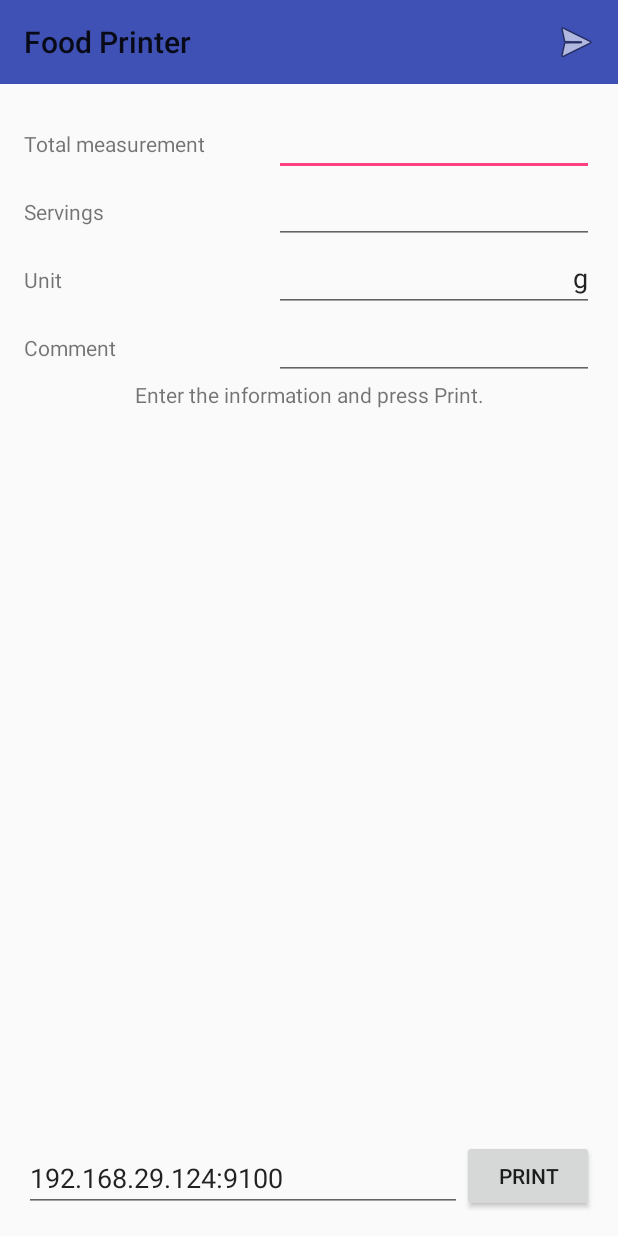
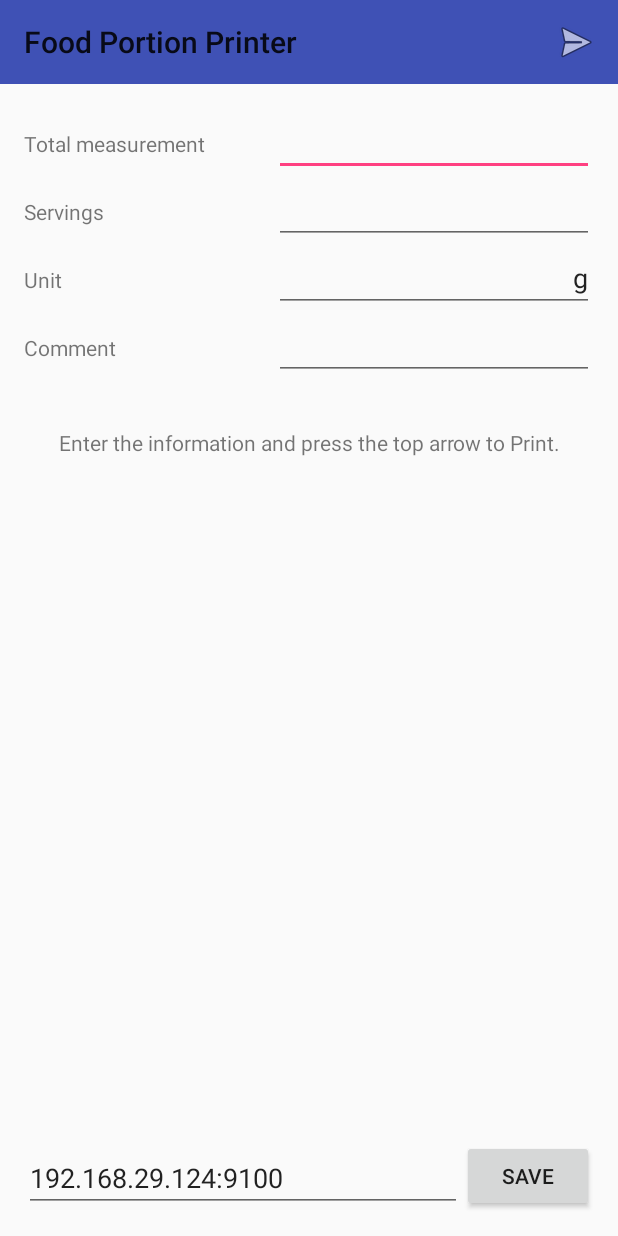
Before and after one commit to alpharesearch/AndroidPrinter, an Android app: the screen it shows after launch (MainActivity), on a phone screen of 412 x 824 dp. Run offline under Robolectric (Android 15) with nearby library versions, the phone set to English and light mode, and no system bars.

Commit message:
add option to save IP add Deutsch

```diff
--- a/FoodPrinter/app/build.gradle
+++ b/FoodPrinter/app/build.gradle
@@ -7,8 +7,8 @@ android {
         applicationId "de.alpharesearch.printer"
         minSdkVersion 15
         targetSdkVersion 22
-        versionCode 2
-        versionName "1.0.2"
+        versionCode 3
+        versionName '1.0.3'
         testInstrumentationRunner "android.support.test.runner.AndroidJUnitRunner"
     }
     buildTypes {
--- a/FoodPrinter/app/src/main/java/de/alpharesearch/printer/TcpClient.java
+++ b/FoodPrinter/app/src/main/java/de/alpharesearch/printer/TcpClient.java
@@ -10,6 +10,8 @@ import java.io.PrintWriter;
 import java.net.InetAddress;
 import java.net.InetSocketAddress;
 import java.net.Socket;
+import java.nio.charset.Charset;
+import java.nio.charset.StandardCharsets;
 
 /**
  * Created by markus on 2/6/17.
@@ -51,7 +53,7 @@ public class TcpClient {
     public void sendMessage(String message) {
         Log.e("TCP Client", "C: Sending..."+message);
         if (mBufferOut != null && !mBufferOut.checkError()) {
-            mBufferOut.println(message);
+            mBufferOut.println(message.getBytes(Charset.forName("US-ASCII")));
             mBufferOut.flush();
         }
     }
--- a/FoodPrinter/app/src/main/res/layout/activity_main.xml
+++ b/FoodPrinter/app/src/main/res/layout/activity_main.xml
@@ -35,7 +35,8 @@
             android:layout_alignParentEnd="true"
             android:id="@+id/editText_Size"
             android:singleLine="true"
-            android:textAlignment="viewEnd" />
+            android:textAlignment="viewEnd"
+            android:layout_gravity="end" />
 
         <EditText
             android:layout_width="wrap_content"
@@ -47,7 +48,8 @@
             android:layout_alignParentRight="true"
             android:layout_alignParentEnd="true"
             android:singleLine="true"
-            android:textAlignment="viewEnd" />
+            android:textAlignment="viewEnd"
+            android:layout_gravity="end"/>
 
         <EditText
             android:layout_width="wrap_content"
@@ -60,6 +62,7 @@
             android:id="@+id/editText_Unit"
             android:singleLine="true"
             android:textAlignment="viewEnd"
+            android:layout_gravity="end"
             android:text="g" />
 
         <TextView
@@ -107,12 +110,12 @@
             android:layout_alignEnd="@+id/textView2" />
 
         <Button
-            android:text="@string/Print"
+            android:text="@string/Save"
             android:layout_width="wrap_content"
             android:layout_height="wrap_content"
             android:id="@+id/button1"
             android:elevation="1dp"
-            android:onClick="Print"
+            android:onClick="SaveIP"
             android:layout_alignParentBottom="true"
             android:layout_alignParentRight="true"
             android:layout_alignParentEnd="true" />
@@ -121,7 +124,7 @@
             android:layout_width="wrap_content"
             android:layout_height="wrap_content"
             android:inputType="textPersonName"
-            android:text="192.168.29.124:9100"
+            android:text="@string/defaultIP"
             android:ems="10"
             android:id="@+id/editTextIP"
             android:layout_alignParentBottom="true"
--- a/FoodPrinter/app/src/main/res/menu/menu.xml
+++ b/FoodPrinter/app/src/main/res/menu/menu.xml
@@ -4,7 +4,7 @@
     <item
         android:id="@+id/miProfile"
         app:showAsAction="ifRoom|withText"
-        android:title="@string/Print"
+        android:title="@string/Save"
         android:visible="true"
         android:enabled="true"
         android:checkable="false"
--- a/FoodPrinter/app/src/main/res/values/strings.xml
+++ b/FoodPrinter/app/src/main/res/values/strings.xml
@@ -1,9 +1,12 @@
 <resources>
-    <string name="app_name">Food Printer</string>
-    <string name="Print">Print</string>
+    <string name="app_name">Food Portion Printer</string>
+    <string name="Save">Save</string>
     <string name="Total_measurement">Total measurement</string>
     <string name="Servings">Servings</string>
     <string name="Unit">Unit</string>
     <string name="Comment">Comment</string>
-    <string name="Enter_the_information_and_press_Print">Enter the information and press Print.</string>
+    <string name="Info_text">\n\nEnter the information and press the top arrow to Print.</string>
+    <string name="Portion_Information">Portion Information</string>
+    <string name="Portion_Size">Portion Size</string>
+    <string name="defaultIP" translatable="false">192.168.29.124:9100</string>
 </resources>
```
Also changed, not shown: FoodPrinter/app/src/main/java/de/alpharesearch/printer/MainActivity.java (+22 -41 lines), 1 other file.
